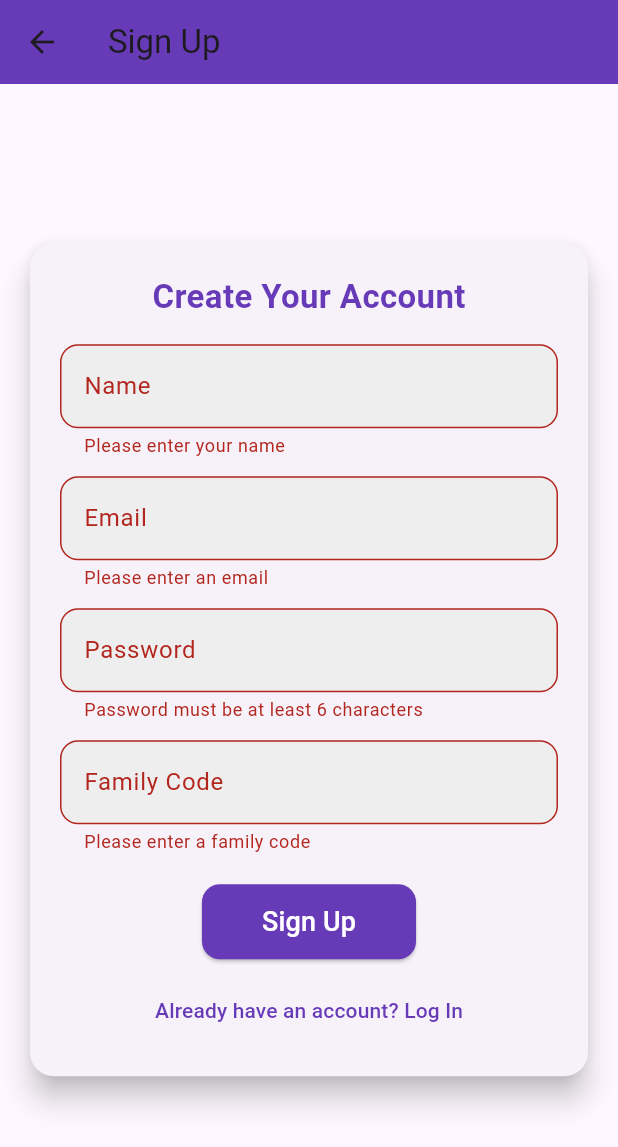
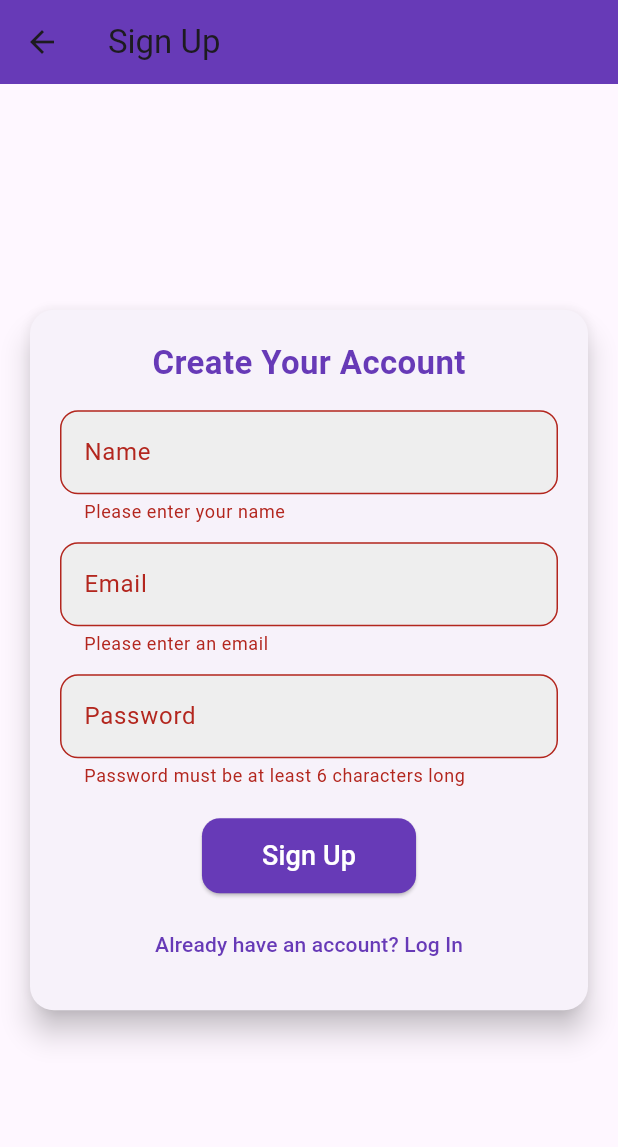
Before and after one commit to Mendaka/Family_Finance, a Flutter app: the SignupScreen screen opened by its route, after a tap on "Sign Up", on a phone screen of 412 x 824 dp. Shown: the top 1147 px of the screen. Run offline on Flutter 3.47's test engine with Material 3 defaults, Android fonts, the light colour scheme and no system bars; our stand-ins replace circle_nav_bar, cloud_firestore, firebase_auth, firebase_core, font_awesome_flutter, shared_preferences; accounts and stored records are empty.

Commit message:
ข้อความอธิบายการเปลี่ยนแปลง

```diff
--- a/lib/dashboard.dart
+++ b/lib/dashboard.dart
@@ -280,7 +280,7 @@ void initState() {
         title: Text(
           AppTranslations.getText('app_title', currentLanguage),
           style: const TextStyle(
-              fontSize: 20, fontFamily: "Raleway", fontWeight: FontWeight.bold),
+              fontSize: 22, fontFamily: "RobotoMono", ),
         ),
         actions: [
           PopupMenuButton<String>(
--- a/lib/main.dart
+++ b/lib/main.dart
@@ -37,7 +37,7 @@ class MyApp extends StatelessWidget {
   Widget build(BuildContext context) {
     final themeProvider = Provider.of<ThemeProvider>(context);
     return MaterialApp(
-      title: 'Family Finance',
+      title: 'Mark Mee',
       theme: ThemeData.light(),
       darkTheme: ThemeData.dark(),
       themeMode: themeProvider.themeMode,
--- a/lib/page/custom_drawer.dart
+++ b/lib/page/custom_drawer.dart
@@ -97,7 +97,7 @@ class CustomDrawer extends StatelessWidget {
             title: Text('About Family Finance App'),
             content: Text(
               'Family Finance helps your family manage income and expenses effectively.\n' +
-                  'Version: 1.0.0\n' +
+                  'Version: 2.0.0\n' +
                   'Developed by: Mendaka Developer',
             ),
             actions: [
--- a/lib/page/polic.dart
+++ b/lib/page/polic.dart
@@ -63,13 +63,13 @@ class PolicyScreen extends StatelessWidget {
           style: TextStyle(
             fontSize: 18,
             fontWeight: FontWeight.bold,
-            color: Colors.blue,
+            color: Colors.blue,fontFamily: "RobotoMono",
           ),
         ),
         SizedBox(height: 5),
         Text(
           description,
-          style: TextStyle(fontSize: 14, color: Colors.black87),
+          style: TextStyle(fontSize: 14, color: Colors.black87,fontFamily: "RobotoMono",),
         ),
       ],
     );
--- a/lib/page/singup_screen.dart
+++ b/lib/page/singup_screen.dart
@@ -17,44 +17,29 @@ class _SignupScreenState extends State<SignupScreen> {
   String _name = '';
   String _email = '';
   String _password = '';
-  String _familyCode = '';
 
   Future<void> _signup() async {
     try {
-      // ตรวจสอบว่า familyCode ไม่ซ้ำก่อนทำการสมัครสมาชิก
-      bool isFamilyCodeUnique = await _isFamilyCodeUnique(_familyCode);
-      if (!isFamilyCodeUnique) {
-        ScaffoldMessenger.of(context).showSnackBar(
-          const SnackBar(content: Text('โค้ดครอบครัวนี้มีอยู่แล้ว กรุณากรอกโค้ดใหม่')),
-        );
-        return;
-      }
-
-      // สร้างผู้ใช้ใหม่ใน Firebase Authentication
+      // Create a new user in Firebase Authentication
       UserCredential userCredential =
           await _auth.createUserWithEmailAndPassword(
         email: _email,
         password: _password,
       );
 
-      // บันทึกข้อมูลผู้ใช้ใน Firestore รวมถึงโค้ดครอบครัว
+      // Save user information to Firestore
       await _firestore.collection('users').doc(userCredential.user!.uid).set({
         'name': _name,
         'email': _email,
-        'familyCode': _familyCode,
         'createdAt': DateTime.now(),
       });
 
+      // Navigate to the login page
       Navigator.pushReplacementNamed(context, '/login');
     } catch (e) {
       ScaffoldMessenger.of(context)
-          .showSnackBar(SnackBar(content: Text(e.toString())));
+          .showSnackBar(SnackBar(content: Text('An error occurred: ${e.toString()}')));
     }
-  }
-
-  Future<bool> _isFamilyCodeUnique(String code) async {
-    final snapshot = await _firestore.collection('families').doc(code).get();
-    return !snapshot.exists;
   }
 
   @override
@@ -103,7 +88,7 @@ class _SignupScreenState extends State<SignupScreen> {
                             value!.isEmpty ? 'Please enter your name' : null,
                       ),
                       const SizedBox(height: 12),
-                      TextFormField(
+                       TextFormField(
                         decoration: InputDecoration(
                           labelText: 'Email',
                           border: OutlineInputBorder(
@@ -129,29 +114,8 @@ class _SignupScreenState extends State<SignupScreen> {
                         obscureText: true,
                         onChanged: (value) => _password = value,
                         validator: (value) => value!.length < 6
-                            ? 'Password must be at least 6 characters'
+                            ? 'Password must be at least 6 characters long'
                             : null,
-                      ),
-                      const SizedBox(height: 12),
-                      TextFormField(
-                        decoration: InputDecoration(
-                          labelText: 'Family Code',
-                          border: OutlineInputBorder(
-                            borderRadius: BorderRadius.circular(12),
-                          ),
-                          filled: true,
-                          fillColor: Colors.grey[200],
-                        ),
-                        onChanged: (value) => _familyCode = value,
-                        validator: (value) {
-                          if (value == null || value.isEmpty) {
-                            return 'Please enter a family code';
-                          }
-                          if (!RegExp(r'^FF\d{6}$').hasMatch(value)) {
-                            return 'Family code must start with "FF" followed by 6 digits';
-                          }
-                          return null;
-                        },
                       ),
                       const SizedBox(height: 20),
                       ElevatedButton(
--- a/pubspec.yaml
+++ b/pubspec.yaml
@@ -55,9 +55,9 @@ dev_dependencies:
     sdk: flutter
 
 flutter_icons:
-  android: true
+  android: "launcher_icon"
   ios: true
-  image_path: "assets/icon/app_icon.png"
+  image_path: "assets/icon/icon.png"
 
 
   # The "flutter_lints" package below contains a set of recommended lints to
```
Also changed, not shown: flutter_launcher_icons.yaml (added, +32 -0 lines), lib/add_transaction_form.dart (+49 -3 lines), lib/page/home_page_content.dart (+22 -16 lines), lib/page/monthly_summart_page.dart (+4 -4 lines), lib/page/setting_page.dart (+8 -8 lines), lib/page/transactions_bar_chart.dart (+6 -6 lines), assets/icon/app_icon.png, assets/icon/splash_icon.png, images/Finance.png (added), images/ดีไซน์ที่ยังไม่ได้ตั้งชื่อ.png (added), 33 other files.
